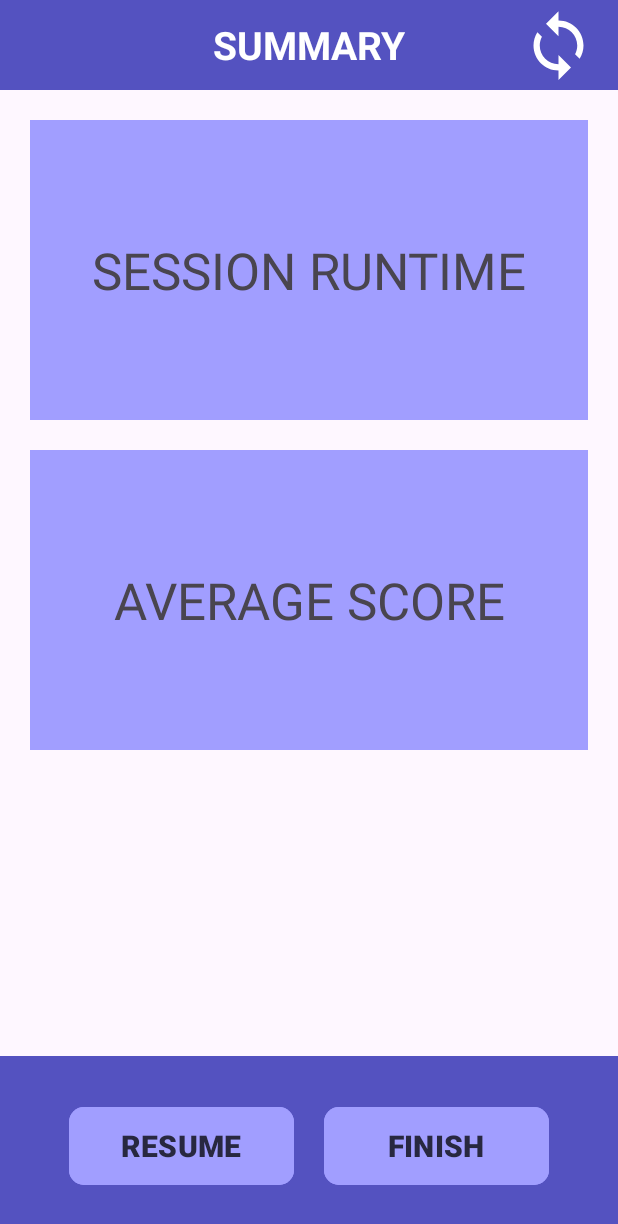
After one commit to KhaledElshokri/Slouch-Patrol, an Android app: the layout fragment_stopped.xml on its own in the app's theme, with its tools: preview values and no code run, on a phone screen of 412 x 824 dp. The commit adds this screen. Shown: the top 1224 px of the screen. Run offline under Robolectric (Android 15) with nearby library versions, the phone set to English and light mode, and no system bars.

Commit message:
Stop Activity Fragment
The display when a user clicks the stop button from the main fragment.
Here they see a quick recap ie. total time, and a quick average posture score.
From here, can resume, recalibrate, and finish.

```diff
--- a/SlouchPatrolApp/app/src/main/res/drawable/stop_button.xml
+++ b/SlouchPatrolApp/app/src/main/res/drawable/stop_button.xml
@@ -1,5 +1,5 @@
-<vector xmlns:android="http://schemas.android.com/apk/res/android" android:height="50dp" android:tint="@color/dark_text" android:viewportHeight="24" android:viewportWidth="24" android:width="50dp">
+<vector xmlns:android="http://schemas.android.com/apk/res/android" android:height="50dp" android:tint="@color/black" android:viewportHeight="24" android:viewportWidth="24" android:width="50dp">
 
-    <path android:fillColor="@color/dark_text" android:pathData="M6,6h12v12H6z"/>
+    <path android:fillColor="@color/black" android:pathData="M6,6h12v12H6z"/>
 
 </vector>
--- a/SlouchPatrolApp/app/src/main/res/drawable/synchronize.xml
+++ b/SlouchPatrolApp/app/src/main/res/drawable/synchronize.xml
@@ -1,5 +1,5 @@
-<vector xmlns:android="http://schemas.android.com/apk/res/android" android:height="50dp" android:tint="@color/dark_text" android:viewportHeight="24" android:viewportWidth="24" android:width="50dp">
+<vector xmlns:android="http://schemas.android.com/apk/res/android" android:height="50dp" android:tint="@color/white" android:viewportHeight="24" android:viewportWidth="24" android:width="50dp">
 
-    <path android:fillColor="@color/dark_text" android:pathData="M12,4L12,1L8,5l4,4L12,6c3.31,0 6,2.69 6,6 0,1.01 -0.25,1.97 -0.7,2.8l1.46,1.46C19.54,15.03 20,13.57 20,12c0,-4.42 -3.58,-8 -8,-8zM12,18c-3.31,0 -6,-2.69 -6,-6 0,-1.01 0.25,-1.97 0.7,-2.8L5.24,7.74C4.46,8.97 4,10.43 4,12c0,4.42 3.58,8 8,8v3l4,-4 -4,-4v3z"/>
+    <path android:fillColor="@color/white" android:pathData="M12,4L12,1L8,5l4,4L12,6c3.31,0 6,2.69 6,6 0,1.01 -0.25,1.97 -0.7,2.8l1.46,1.46C19.54,15.03 20,13.57 20,12c0,-4.42 -3.58,-8 -8,-8zM12,18c-3.31,0 -6,-2.69 -6,-6 0,-1.01 0.25,-1.97 0.7,-2.8L5.24,7.74C4.46,8.97 4,10.43 4,12c0,4.42 3.58,8 8,8v3l4,-4 -4,-4v3z"/>
 
 </vector>
--- /dev/null
+++ b/SlouchPatrolApp/app/src/main/res/layout/fragment_stopped.xml
@@ -0,0 +1,120 @@
+<?xml version="1.0" encoding="utf-8"?>
+<androidx.constraintlayout.widget.ConstraintLayout xmlns:android="http://schemas.android.com/apk/res/android"
+    xmlns:app="http://schemas.android.com/apk/res-auto"
+    xmlns:tools="http://schemas.android.com/tools"
+    android:layout_width="match_parent"
+    android:layout_height="match_parent"
+    android:id="@+id/stop_session_fragment"
+    tools:context=".StopSessionFragment">
+
+    <TextView
+        android:id="@+id/textViewSummary"
+        android:layout_width="match_parent"
+        android:layout_height="60dp"
+        android:background="@drawable/rectangle"
+        android:text="@string/summary"
+        android:textSize="26sp"
+        android:textStyle="bold"
+        android:gravity="center"
+        android:textColor="@color/white"
+        app:layout_constraintStart_toStartOf="parent"
+        app:layout_constraintTop_toTopOf="parent"
+        app:layout_constraintEnd_toEndOf="parent"/>
+
+    <!-- RECALIBRATE BUTTON -->
+    <ImageButton
+        android:id="@+id/recalibrateButton"
+        android:layout_width="60dp"
+        android:layout_height="60dp"
+        android:layout_marginEnd="10dp"
+        android:contentDescription="@string/recalibrate_device"
+        android:src="@drawable/synchronize"
+        android:background="@drawable/rectangle"
+        app:layout_constraintEnd_toEndOf="parent"
+        app:layout_constraintTop_toTopOf="parent" />
+
+    <androidx.constraintlayout.widget.ConstraintLayout
+        android:layout_width="match_parent"
+        android:layout_height="500dp"
+        app:layout_constraintStart_toStartOf="parent"
+        app:layout_constraintTop_toBottomOf="@id/textViewSummary">
+
+        <TextView
+            android:id="@+id/textViewSessionTime"
+            android:gravity="center"
+            android:layout_width="match_parent"
+            android:layout_height="200dp"
+            android:layout_margin="20dp"
+            android:text="@string/session_runtime"
+            android:textSize="34sp"
+            android:background="@drawable/rectangle"
+            android:backgroundTint="@color/primary_color"
+            app:layout_constraintStart_toStartOf="parent"
+            app:layout_constraintTop_toTopOf="parent"/>
+
+        <TextView
+            android:id="@+id/textViewSessionAverage"
+            android:gravity="center"
+            android:layout_width="match_parent"
+            android:layout_height="200dp"
+            android:layout_margin="20dp"
+            android:text="@string/average_score"
+            android:textSize="34sp"
+            android:background="@drawable/rectangle"
+            android:backgroundTint="@color/primary_color"
+            app:layout_constraintStart_toStartOf="parent"
+            app:layout_constraintTop_toBottomOf="@id/textViewSessionTime"/>
+
+
+    </androidx.constraintlayout.widget.ConstraintLayout>
+
+
+    <!-- BOTTOM PORTION RESUME/FINISH -->
+    <androidx.constraintlayout.widget.ConstraintLayout
+        android:id="@+id/constraintLayoutResumeFinish"
+        android:layout_width="match_parent"
+        android:layout_height="120dp"
+        android:background="@drawable/rectangle"
+        app:layout_constraintBottom_toBottomOf="parent"
+        app:layout_constraintStart_toStartOf="parent"
+        app:layout_constraintEnd_toEndOf="parent">
+
+        <!-- RESUME BUTTON -->
+        <Button
+            android:id="@+id/resumeButton"
+            android:layout_width="150dp"
+            android:layout_height="60dp"
+            android:layout_margin="10dp"
+            android:text="@string/resume"
+            android:textColor="@color/dark_text"
+            android:textSize="20sp"
+            android:textStyle="bold"
+            android:backgroundTint="@color/primary_color"
+            app:layout_constraintStart_toStartOf="parent"
+            app:layout_constraintEnd_toStartOf="@id/finishButton"
+            app:layout_constraintTop_toTopOf="parent"
+            app:layout_constraintBottom_toBottomOf="parent"
+            app:layout_constraintHorizontal_chainStyle="packed"
+            app:cornerRadius="10dp"/>
+
+        <!-- GO TO SAVE SESSION FRAGMENT -->
+        <Button
+            android:id="@+id/finishButton"
+            android:layout_width="150dp"
+            android:layout_height="60dp"
+            android:layout_margin="10dp"
+            android:text="@string/finish"
+            android:textColor="@color/dark_text"
+            android:textSize="20sp"
+            android:textStyle="bold"
+            android:backgroundTint="@color/primary_color"
+            app:layout_constraintStart_toEndOf="@id/resumeButton"
+            app:layout_constraintTop_toTopOf="parent"
+            app:layout_constraintBottom_toBottomOf="parent"
+            app:layout_constraintEnd_toEndOf="parent"
+            app:cornerRadius="10dp"/>
+
+    </androidx.constraintlayout.widget.ConstraintLayout>
+
+
+</androidx.constraintlayout.widget.ConstraintLayout>
--- a/SlouchPatrolApp/app/src/main/res/values/strings.xml
+++ b/SlouchPatrolApp/app/src/main/res/values/strings.xml
@@ -8,6 +8,10 @@
     <string name="notes">Describe how your session went.</string>
     <string name="discard">DISCARD</string>
     <string name="save_session">SAVE SESSION</string>
+    <string name="finish">FINISH</string>
+    <string name="summary">SUMMARY</string>
+    <string name="average_score">AVERAGE SCORE</string>
+    <string name="session_runtime">SESSION RUNTIME</string>
     <string-array name="activity_type">
         <item>Studying</item>
         <item>Work</item>
```
